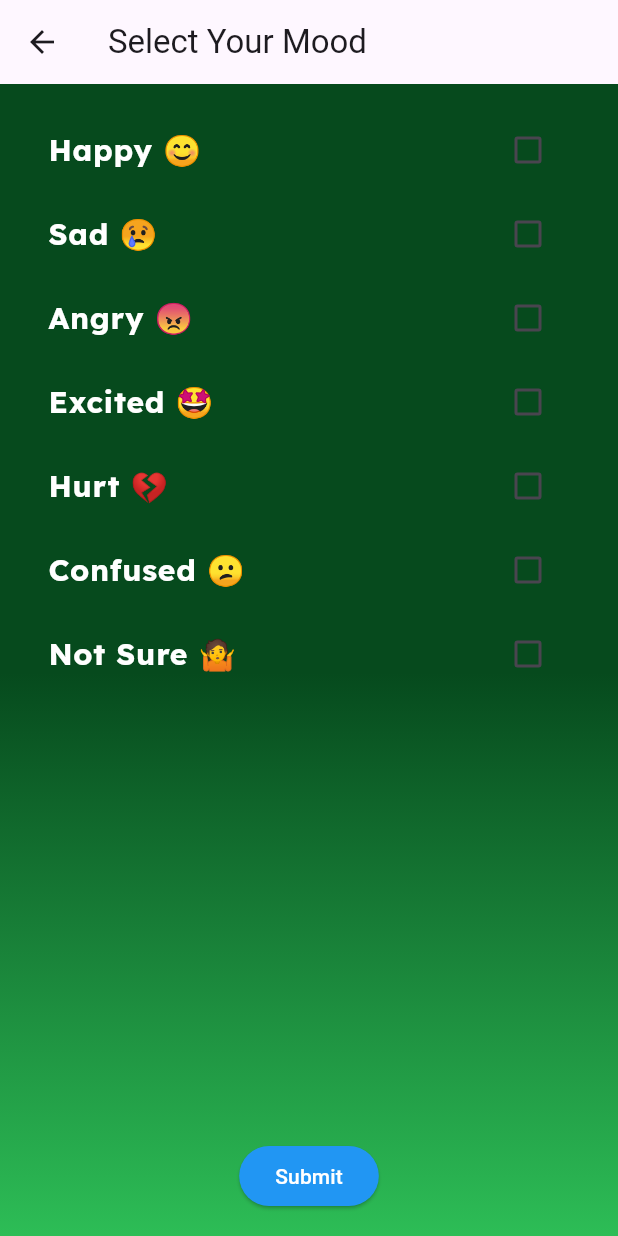
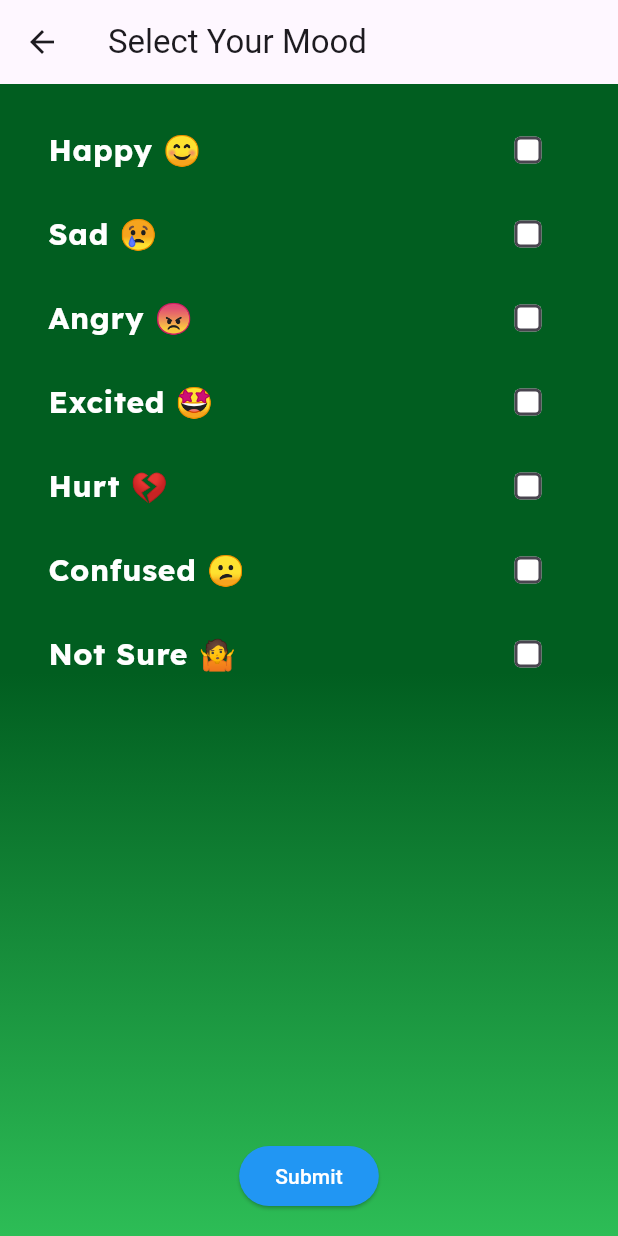
Before and after one commit to anantanagarajesh/MusicApp, a Flutter app: the screen it shows after launch, after a tap on "GET STARTED", on a phone screen of 412 x 824 dp. Run offline on Flutter 3.47's test engine with Material 3 defaults, Android fonts, the phone set to English and light mode, and no system bars; our stand-ins replace cloud_firestore, firebase_core, flutter_rating_bar, google_fonts; accounts and stored records are empty.

Commit message:
my pages are done

```diff
--- a/lib/page-1/form-submitted.dart
+++ b/lib/page-1/form-submitted.dart
@@ -1,14 +1,22 @@
 import 'package:flutter/material.dart';
-import 'package:flutter/gestures.dart';
 import 'dart:ui';
 import 'package:myapp/utils.dart';
 
-class Scene extends StatelessWidget {
+class FormSubmitted extends StatelessWidget {
   @override
   Widget build(BuildContext context) {
     double baseWidth = 307;
     double fem = MediaQuery.of(context).size.width / baseWidth;
     double ffem = fem * 0.97;
+
+    // Function to navigate back two pages
+    void _navigateBackTwice(BuildContext context) {
+      int count = 0;
+      Navigator.popUntil(context, (route) {
+        return count++ == 2;
+      });
+    }
+
     return Container(
       width: double.infinity,
       child: Container(
@@ -68,6 +76,10 @@ class Scene extends StatelessWidget {
                   color: Color(0x7f000000),
                 ),
               ),
+              ElevatedButton(
+                onPressed: () => _navigateBackTwice(context),
+                child: Text('Go Back'),
+              ),
             ],
           ),
         ),
--- a/lib/page-1/mood-page.dart
+++ b/lib/page-1/mood-page.dart
@@ -1,11 +1,12 @@
 import 'package:flutter/material.dart';
-import 'package:myapp/utils.dart';
 import 'package:cloud_firestore/cloud_firestore.dart';
 import 'package:myapp/page-1/response.dart';
-import 'package:myapp/page-1/thank-you.dart';
 
 class MoodPage extends StatefulWidget {
+  const MoodPage({super.key});
+
   @override
+  // ignore: library_private_types_in_public_api
   _MoodPageState createState() => _MoodPageState();
 }
 
@@ -24,7 +25,7 @@ class _MoodPageState extends State<MoodPage> {
     final FirebaseFirestore firestore = FirebaseFirestore.instance;
     final selectedMood = moods.entries.firstWhere(
         (element) => element.value == true,
-        orElse: () => MapEntry('Not Sure 🤷', false));
+        orElse: () => const MapEntry('Not Sure 🤷', false));
 
     // Using Firestore to store the selected mood
     firestore.collection('Moods').add({
@@ -45,23 +46,20 @@ class _MoodPageState extends State<MoodPage> {
 
   @override
   Widget build(BuildContext context) {
-    double baseWidth = 360;
-    double fem = MediaQuery.of(context).size.width / baseWidth;
-    double ffem = fem * 0.97;
     return Scaffold(
       appBar: AppBar(
-        title: Text("Select Your Mood"),
+        title: const Text("Select Your Mood"),
       ),
       body: Container(
-        padding: EdgeInsets.all(16),
+        padding: const EdgeInsets.all(16),
         width: double.infinity,
-        decoration: BoxDecoration(
+        decoration: const BoxDecoration(
           gradient: LinearGradient(
             begin: Alignment(0, -1),
             end: Alignment(0, 1),
             colors: <Color>[
-              Color.fromARGB(255, 6, 74, 29),
-              Color.fromARGB(255, 45, 189, 86),
+              Color.fromARGB(255, 1, 94, 32),
+              Color.fromARGB(255, 45, 189, 86)
             ],
             stops: <double>[0.511, 1],
           ),
@@ -72,13 +70,33 @@ class _MoodPageState extends State<MoodPage> {
             Expanded(
               child: ListView(
                 children: moods.keys.map((String key) {
-                  return CheckboxListTile(
+                  return Theme(
+                    data: Theme.of(context).copyWith(
+                      unselectedWidgetColor: Colors
+                          .white, // Color for the checkbox when it's not selected
+                      checkboxTheme: CheckboxThemeData(
+                        fillColor: MaterialStateProperty.resolveWith((states) {
+                          if (states.contains(MaterialState.selected)) {
+                            return Colors
+                                .blue; // Color of the checkbox when it is selected
+                          }
+                          return Colors.white; // Default color
+                        }),
+                        checkColor: MaterialStateProperty.all(
+                            Colors.white), // Color of the tick
+                        shape: RoundedRectangleBorder(
+                          borderRadius: BorderRadius.circular(4),
+                        ),
+                        // To change the size, you might need to create a custom checkbox widget
+                      ),
+                    ),
+                    child: CheckboxListTile(
                       title: Text(key,
-                        style: SafeGoogleFont(
-                          'Lexend',
+                          style: const TextStyle(
+                            fontFamily: 'Lexend',
                             fontSize: 20, // Adjust the size as per your need
                             fontWeight: FontWeight.bold,
-                          color: const Color.fromARGB(255, 255, 255,
+                            color: Color.fromARGB(255, 255, 255,
                                 255), // Adjust the color as per your need
                           )),
                       value: moods[key],
@@ -88,17 +106,20 @@ class _MoodPageState extends State<MoodPage> {
                           moods[key] = value!;
                         });
                       },
+                      // Customizing checkbox size directly isn't supported, so for a bigger checkbox, consider using a custom implementation or adjusting surrounding elements to match.
+                      // The checkColor and fillColor in the theme will adjust the tick color and checkbox color.
+                    ),
                   );
                 }).toList(),
               ),
             ),
             ElevatedButton(
               onPressed: _submitMood,
-              child: Text('Submit'),
               style: ElevatedButton.styleFrom(
                 foregroundColor: Colors.white,
                 backgroundColor: Colors.blue, // Text Color (Foreground color)
               ),
+              child: const Text('Submit'),
             ),
           ],
         ),
--- a/lib/page-1/opening-page.dart
+++ b/lib/page-1/opening-page.dart
@@ -13,14 +13,14 @@ class Scene extends StatelessWidget {
       width: double.infinity,
       child: Container(
         // openingpageGVV (156:4)
-        padding: EdgeInsets.fromLTRB(89 * fem, 186 * fem, 89 * fem, 126 * fem),
+        padding: EdgeInsets.fromLTRB(50 * fem, 126 * fem, 50 * fem, 126 * fem),
         width: double.infinity,
         decoration: BoxDecoration(
           gradient: LinearGradient(
             begin: Alignment(0, -1),
             end: Alignment(0, 1),
             colors: <Color>[
-              Color.fromARGB(255, 0, 56, 19),
+              Color.fromARGB(255, 1, 94, 32),
               Color.fromARGB(255, 45, 189, 86)
             ],
             stops: <double>[0.511, 1],
@@ -37,9 +37,9 @@ class Scene extends StatelessWidget {
                 textAlign: TextAlign.center,
                 style: SafeGoogleFont(
                   'Lexend',
-                  fontSize: 35 * ffem,
+                  fontSize: 40 * ffem,
                   fontWeight: FontWeight.w400,
-                  height: 1.25 * ffem / fem,
+                  height: 1.5 * ffem / fem,
                   color: Color(0xffffffff),
                   letterSpacing: 2 * fem,
                 ),
@@ -47,7 +47,7 @@ class Scene extends StatelessWidget {
             ),
             Container(
               // openingphoto1aAj (157:16)
-              margin: EdgeInsets.fromLTRB(0 * fem, 0 * fem, 0 * fem, 78 * fem),
+              margin: EdgeInsets.fromLTRB(0 * fem, 50 * fem, 0 * fem, 78 * fem),
               width: 264 * fem,
               height: 264 * fem,
               child: Image.asset(
--- a/lib/page-1/response.dart
+++ b/lib/page-1/response.dart
@@ -1,6 +1,7 @@
 import 'package:flutter/material.dart';
 import 'package:flutter_rating_bar/flutter_rating_bar.dart';
 import 'package:cloud_firestore/cloud_firestore.dart';
+import 'package:myapp/page-1/form-submitted.dart';
 
 class FeedbackPage extends StatefulWidget {
   @override
@@ -111,6 +112,10 @@ class _FeedbackPageState extends State<FeedbackPage> {
                       _formKey.currentState!.save();
                       _storeFeedback(_responses); // Store feedback in Firestore
                     }
+                    Navigator.push(
+                      context,
+                      MaterialPageRoute(builder: (context) => FormSubmitted()),
+                    );
                   },
                   child: Text('Submit'),
                 ),
```
Lines whose indentation alone changed are shown as unchanged.
